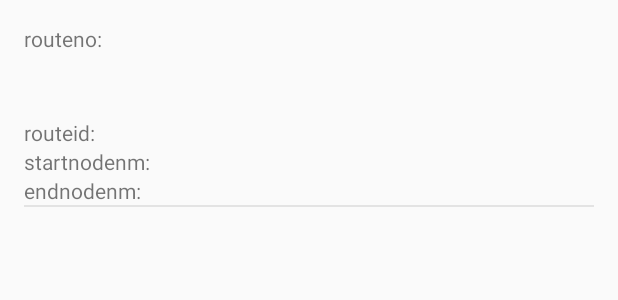
After one commit to gangys0411/Driverhere, an Android app: the layout item.xml on its own in the app's theme, with its tools: preview values and no code run, on a phone screen of 412 x 824 dp. The commit adds this screen. Shown: the top 300 px of the screen. Run offline under Robolectric (Android 15) with nearby library versions, the phone set to English and light mode, and no system bars.

Commit message:
리사이클러뷰 테스트
리사이클러뷰 테스트

```diff
--- a/build.gradle
+++ b/build.gradle
@@ -26,4 +26,5 @@ dependencies {
     testImplementation 'junit:junit:4.12'
     androidTestImplementation 'androidx.test:runner:1.1.1'
     androidTestImplementation 'androidx.test.espresso:espresso-core:3.1.1'
+    implementation 'androidx.recyclerview:recyclerview:1.0.0'
 }
--- a/src/main/AndroidManifest.xml
+++ b/src/main/AndroidManifest.xml
@@ -16,8 +16,7 @@
                 <category android:name="android.intent.category.LAUNCHER" />
             </intent-filter>
         </activity>
-        <activity android:name=".BusRouteSearch">
-        </activity>
+        <activity android:name=".BusRouteSearch"/>
     </application>
-    <uses-permission android:name = "android.permission.INTERNET"/> // 인터넷 권한 설정
+    <uses-permission android:name = "android.permission.INTERNET"/>
 </manifest>
--- /dev/null
+++ b/src/main/res/layout/item.xml
@@ -0,0 +1,72 @@
+<?xml version="1.0" encoding="utf-8"?>
+<LinearLayout xmlns:android="http://schemas.android.com/apk/res/android"
+    android:orientation="vertical"
+    android:padding="16dp"
+    android:layout_width="match_parent"
+    android:layout_height="wrap_content">
+
+    <LinearLayout
+        android:orientation="vertical"
+        android:layout_width="match_parent"
+        android:layout_height="wrap_content">
+        <TextView
+            android:text="routeno: "
+            android:layout_width="wrap_content"
+            android:layout_height="wrap_content"/>
+        <TextView
+            android:id="@+id/tv_routeno"
+            android:textSize="32dp"
+            android:textColor="@color/colorAccent"
+            android:layout_width="match_parent"
+            android:layout_height="wrap_content"/>
+    </LinearLayout> // 노선 번호 레이아웃
+
+    <LinearLayout
+        android:orientation="horizontal"
+        android:layout_width="match_parent"
+        android:layout_height="wrap_content">
+        <TextView
+            android:text="routeid: "
+            android:layout_width="wrap_content"
+            android:layout_height="wrap_content"/>
+        <TextView
+            android:id="@+id/tv_routeid"
+            android:layout_width="match_parent"
+            android:layout_height="wrap_content"/>
+    </LinearLayout> // 노선 ID 레이아웃
+
+    <LinearLayout
+        android:orientation="horizontal"
+        android:layout_width="match_parent"
+        android:layout_height="wrap_content">
+        <TextView
+            android:text="startnodenm: "
+            android:layout_width="wrap_content"
+            android:layout_height="wrap_content"/>
+        <TextView
+            android:id="@+id/tv_startnodenm"
+            android:layout_width="match_parent"
+            android:layout_height="wrap_content"/>
+    </LinearLayout> // 기점 레이아웃
+
+    <LinearLayout
+        android:orientation="horizontal"
+        android:layout_width="match_parent"
+        android:layout_height="wrap_content">
+        <TextView
+            android:text="endnodenm: "
+            android:layout_width="wrap_content"
+            android:layout_height="wrap_content"/>
+        <TextView
+            android:id="@+id/tv_endnodenm"
+            android:layout_width="match_parent"
+            android:layout_height="wrap_content"/>
+    </LinearLayout> // 종점 레이아웃
+
+    <View
+        android:layout_width="match_parent"
+        android:layout_height="1dp"
+        android:layout_marginBottom="16dp"
+        android:layout_centerInParent="true"
+        android:background="#e3e3e3"/>
+</LinearLayout>
```
Also changed, not shown: src/main/java/com/ninefives/driverhere/BusRouteSearch.java (+92 -148 lines), src/main/java/com/ninefives/driverhere/Item.java (added, +56 -0 lines), src/main/java/com/ninefives/driverhere/ListViewAdapter.java (deleted, +0 -63 lines), src/main/java/com/ninefives/driverhere/ListViewItem.java (deleted, +0 -20 lines), src/main/java/com/ninefives/driverhere/MyAdapter.java (added, +63 -0 lines), src/main/res/layout/activity_busroutesearch.xml (+5 -4 lines), src/main/res/layout/listview_item.xml (deleted, +0 -18 lines), 1 other file.
